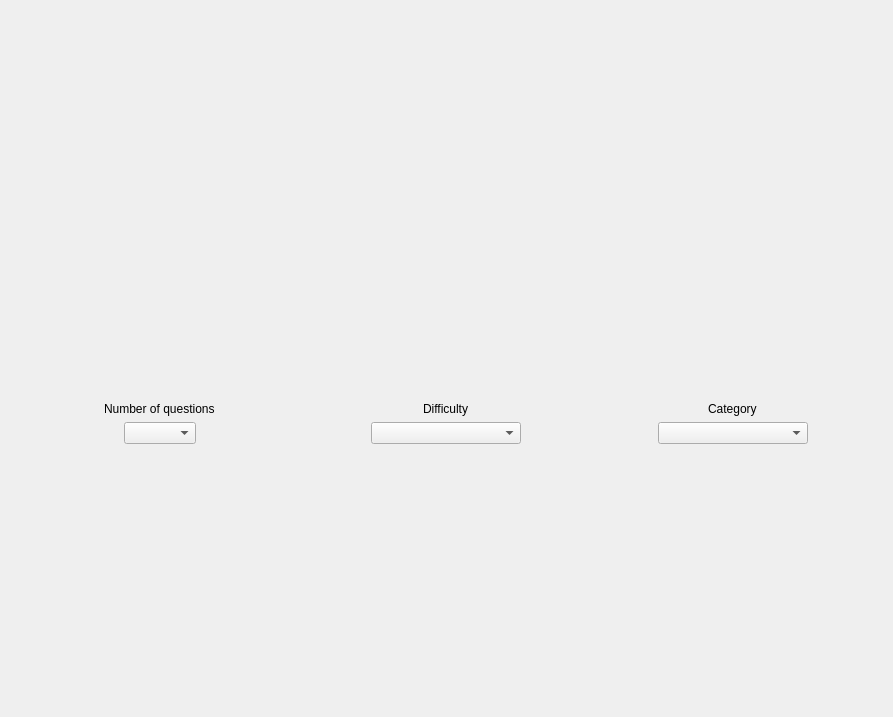
This is QuizDown.ui in Siggnja/QuizDown as Qt 5 draws it before an edit. The edited form follows.
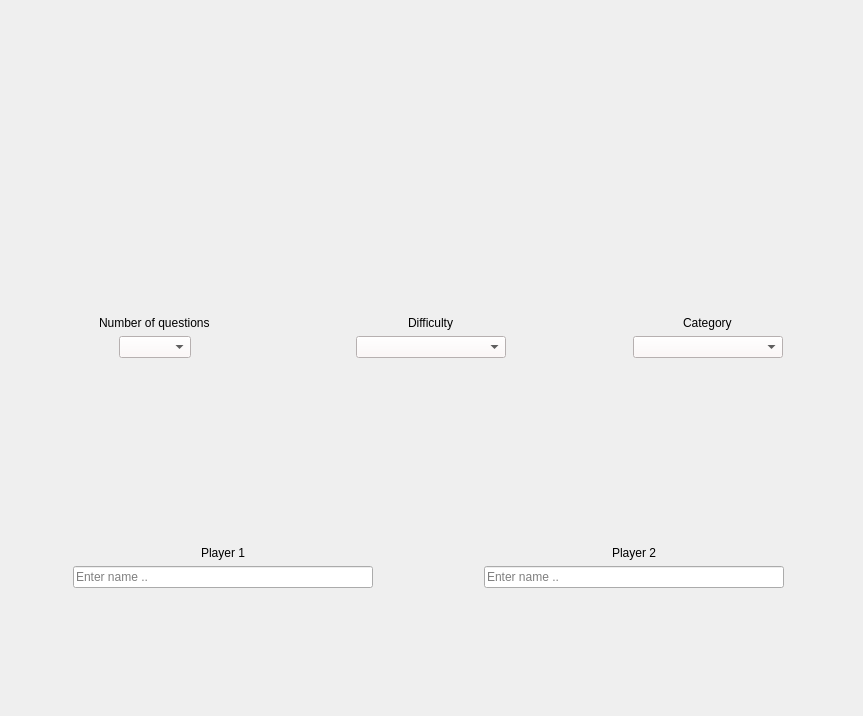
This is the edited form. The open tabs and pages were chosen to show the change. Icons and pictures are not drawn.

What changed in the file:
```diff
--- a/QuizDown.ui
+++ b/QuizDown.ui
@@ -9,8 +9,8 @@
    <rect>
     <x>0</x>
     <y>0</y>
-    <width>893</width>
-    <height>717</height>
+    <width>863</width>
+    <height>716</height>
    </rect>
   </property>
   <property name="minimumSize">
@@ -31,12 +31,15 @@
      <property name="enabled">
       <bool>true</bool>
      </property>
+     <property name="styleSheet">
+      <string notr="true">font: 14pt &quot;Gadugi&quot;;</string>
+     </property>
      <property name="currentIndex">
       <number>1</number>
      </property>
      <widget class="QWidget" name="stackedWidgetPage1" native="true">
       <layout class="QGridLayout" name="gridLayout">
-       <item row="3" column="0">
+       <item row="5" column="0">
         <layout class="QHBoxLayout" name="horizontalLayout_5">
          <item>
           <spacer name="horizontalSpacer">
@@ -116,6 +119,9 @@
              <property name="orientation">
               <enum>Qt::Vertical</enum>
              </property>
+             <property name="sizeType">
+              <enum>QSizePolicy::Fixed</enum>
+             </property>
              <property name="sizeHint" stdset="0">
               <size>
                <width>20</width>
@@ -143,7 +149,9 @@
               </size>
              </property>
              <property name="styleSheet">
-              <string notr="true">font: 12pt &quot;Arial Rounded MT Bold&quot;;</string>
+              <string notr="true">font: 12pt &quot;Arial Rounded MT Bold&quot;;
+background-color: rgb(255, 246, 246);
+</string>
              </property>
             </widget>
            </item>
@@ -169,6 +177,9 @@
              <property name="orientation">
               <enum>Qt::Vertical</enum>
              </property>
+             <property name="sizeType">
+              <enum>QSizePolicy::Fixed</enum>
+             </property>
              <property name="sizeHint" stdset="0">
               <size>
                <width>20</width>
@@ -202,7 +213,8 @@
               </size>
              </property>
              <property name="styleSheet">
-              <string notr="true">font: 12pt &quot;Arial Rounded MT Bold&quot;;</string>
+              <string notr="true">font: 12pt &quot;Arial Rounded MT Bold&quot;;
+background-color: rgb(255, 246, 246);</string>
              </property>
             </widget>
            </item>
@@ -228,6 +240,9 @@
              <property name="orientation">
               <enum>Qt::Vertical</enum>
              </property>
+             <property name="sizeType">
+              <enum>QSizePolicy::Fixed</enum>
+             </property>
              <property name="sizeHint" stdset="0">
               <size>
                <width>20</width>
@@ -261,7 +276,8 @@
               </size>
              </property>
              <property name="styleSheet">
-              <string notr="true">font: 12pt &quot;Arial Rounded MT Bold&quot;;</string>
+              <string notr="true">font: 12pt &quot;Arial Rounded MT Bold&quot;;
+background-color: rgb(255, 246, 246);</string>
              </property>
             </widget>
            </item>
@@ -282,7 +298,7 @@
          </item>
         </layout>
        </item>
-       <item row="4" column="0">
+       <item row="6" column="0">
         <spacer name="verticalSpacer_7">
          <property name="orientation">
           <enum>Qt::Vertical</enum>
@@ -293,23 +309,7 @@
          <property name="sizeHint" stdset="0">
           <size>
            <width>20</width>
-           <height>70</height>
-          </size>
-         </property>
-        </spacer>
-       </item>
-       <item row="2" column="0">
-        <spacer name="verticalSpacer_11">
-         <property name="orientation">
-          <enum>Qt::Vertical</enum>
-         </property>
-         <property name="sizeType">
-          <enum>QSizePolicy::Fixed</enum>
-         </property>
-         <property name="sizeHint" stdset="0">
-          <size>
-           <width>10</width>
-           <height>30</height>
+           <height>40</height>
           </size>
          </property>
         </spacer>
@@ -330,6 +330,120 @@
          </property>
         </widget>
        </item>
+       <item row="3" column="0">
+        <layout class="QHBoxLayout" name="horizontalLayout_4">
+         <property name="bottomMargin">
+          <number>20</number>
+         </property>
+         <item>
+          <layout class="QVBoxLayout" name="verticalLayout_7">
+           <item alignment="Qt::AlignHCenter">
+            <widget class="QLabel" name="label_4">
+             <property name="maximumSize">
+              <size>
+               <width>200</width>
+               <height>16777215</height>
+              </size>
+             </property>
+             <property name="styleSheet">
+              <string notr="true">font: 14pt &quot;Gill Sans Ultra Bold&quot;;</string>
+             </property>
+             <property name="text">
+              <string>Player 1</string>
+             </property>
+            </widget>
+           </item>
+           <item alignment="Qt::AlignHCenter">
+            <widget class="QLineEdit" name="lineEdit">
+             <property name="minimumSize">
+              <size>
+               <width>300</width>
+               <height>0</height>
+              </size>
+             </property>
+             <property name="maximumSize">
+              <size>
+               <width>200</width>
+               <height>16777215</height>
+              </size>
+             </property>
+             <property name="styleSheet">
+              <string notr="true">font: 10pt &quot;Gill Sans Ultra Bold&quot;;</string>
+             </property>
+             <property name="placeholderText">
+              <string>Enter name ..</string>
+             </property>
+            </widget>
+           </item>
+          </layout>
+         </item>
+         <item>
+          <layout class="QVBoxLayout" name="verticalLayout_8">
+           <property name="leftMargin">
+            <number>0</number>
+           </property>
+           <item alignment="Qt::AlignHCenter">
+            <widget class="QLabel" name="label_5">
+             <property name="styleSheet">
+              <string notr="true">font: 14pt &quot;Gill Sans Ultra Bold&quot;;</string>
+             </property>
+             <property name="text">
+              <string>Player 2</string>
+             </property>
+            </widget>
+           </item>
+           <item alignment="Qt::AlignHCenter">
+            <widget class="QLineEdit" name="lineEdit_2">
+             <property name="minimumSize">
+              <size>
+               <width>300</width>
+               <height>0</height>
+              </size>
+             </property>
+             <property name="styleSheet">
+              <string notr="true">font: 10pt &quot;Gill Sans Ultra Bold&quot;;</string>
+             </property>
+             <property name="placeholderText">
+              <string>Enter name ..</string>
+             </property>
+            </widget>
+           </item>
+          </layout>
+         </item>
+        </layout>
+       </item>
+       <item row="4" column="0">
+        <spacer name="verticalSpacer_15">
+         <property name="orientation">
+          <enum>Qt::Vertical</enum>
+         </property>
+         <property name="sizeType">
+          <enum>QSizePolicy::Fixed</enum>
+         </property>
+         <property name="sizeHint" stdset="0">
+          <size>
+           <width>20</width>
+           <height>20</height>
+          </size>
+         </property>
+        </spacer>
+       </item>
+       <item row="2" column="0">
+        <spacer name="verticalSpacer_11">
+         <property name="orientation">
+          <enum>Qt::Vertical</enum>
+         </property>
+         <property name="sizeType">
+          <enum>QSizePolicy::Expanding</enum>
+         </property>
+         <property name="sizeHint" stdset="0">
+          <size>
+           <width>20</width>
+           <height>40</height>
+          </size>
+         </property>
+        </spacer>
+       </item>
       </layout>
      </widget>
      <widget class="QWidget" name="stackedWidgetPage2" native="true">
```
Left out of the diff: 228 changed lines with no effect on the pictures.
